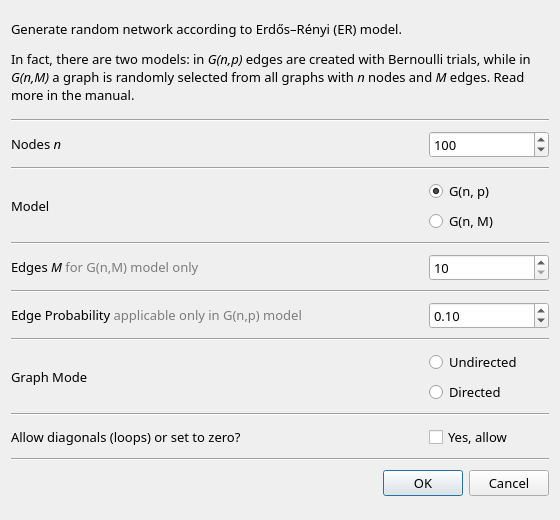
First picture: the form in src/forms/dialogranderdosrenyi.ui, repository socnetv/app, before the edit.
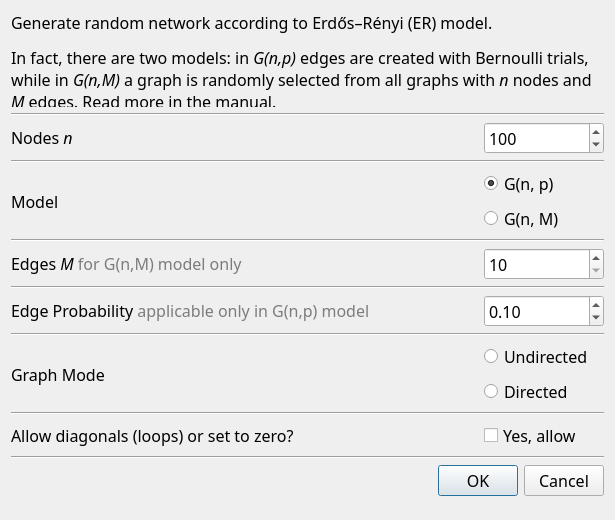
Second picture: the form after the edit.

Commit message: changed all forms geometry and reset font-size to 12pt

```diff
--- a/src/forms/dialogranderdosrenyi.ui
+++ b/src/forms/dialogranderdosrenyi.ui
@@ -6,7 +6,7 @@
    <rect>
     <x>0</x>
     <y>0</y>
-    <width>560</width>
+    <width>615</width>
     <height>520</height>
    </rect>
   </property>
@@ -18,19 +18,19 @@
   </property>
   <property name="minimumSize">
    <size>
-    <width>560</width>
+    <width>615</width>
     <height>520</height>
    </size>
   </property>
   <property name="maximumSize">
    <size>
-    <width>650</width>
-    <height>539</height>
+    <width>800</width>
+    <height>600</height>
    </size>
   </property>
   <property name="font">
    <font>
-    <pointsize>10</pointsize>
+    <pointsize>12</pointsize>
    </font>
   </property>
   <property name="windowTitle">
@@ -60,6 +60,7 @@
      <property name="font">
       <font>
        <family>Sans Serif</family>
+       <pointsize>12</pointsize>
       </font>
      </property>
      <property name="frameShape">
@@ -81,6 +82,11 @@
    </item>
    <item row="1" column="0">
     <widget class="Line" name="line">
+     <property name="font">
+      <font>
+       <pointsize>12</pointsize>
+      </font>
+     </property>
      <property name="orientation">
       <enum>Qt::Horizontal</enum>
      </property>
@@ -105,6 +111,7 @@
        <property name="font">
         <font>
          <family>Sans Serif</family>
+         <pointsize>12</pointsize>
         </font>
        </property>
        <property name="text">
@@ -129,6 +136,7 @@
        <property name="font">
         <font>
          <family>Sans Serif</family>
+         <pointsize>12</pointsize>
         </font>
        </property>
        <property name="minimum">
@@ -146,6 +154,11 @@
    </item>
    <item row="3" column="0">
     <widget class="Line" name="line_2">
+     <property name="font">
+      <font>
+       <pointsize>12</pointsize>
+      </font>
+     </property>
      <property name="orientation">
       <enum>Qt::Horizontal</enum>
      </property>
@@ -170,6 +183,7 @@
        <property name="font">
         <font>
          <family>Sans Serif</family>
+         <pointsize>12</pointsize>
         </font>
        </property>
        <property name="text">
@@ -190,6 +204,7 @@
          <property name="font">
           <font>
            <family>Sans Serif</family>
+           <pointsize>12</pointsize>
           </font>
          </property>
          <property name="toolTip">
@@ -229,6 +244,7 @@
          <property name="font">
           <font>
            <family>Sans Serif</family>
+           <pointsize>12</pointsize>
           </font>
          </property>
          <property name="toolTip">
@@ -251,6 +267,11 @@
    </item>
    <item row="5" column="0">
     <widget class="Line" name="line_3">
+     <property name="font">
+      <font>
+       <pointsize>12</pointsize>
+      </font>
+     </property>
      <property name="orientation">
       <enum>Qt::Horizontal</enum>
      </property>
@@ -278,6 +299,7 @@
        <property name="font">
         <font>
          <family>Sans Serif</family>
+         <pointsize>12</pointsize>
         </font>
        </property>
        <property name="text">
@@ -296,6 +318,7 @@
        <property name="font">
         <font>
          <family>Sans Serif</family>
+         <pointsize>12</pointsize>
         </font>
        </property>
        <property name="minimum">
@@ -310,6 +333,11 @@
    </item>
    <item row="7" column="0">
     <widget class="Line" name="line_4">
+     <property name="font">
+      <font>
+       <pointsize>12</pointsize>
+      </font>
+     </property>
      <property name="orientation">
       <enum>Qt::Horizontal</enum>
      </property>
@@ -334,6 +362,7 @@
        <property name="font">
         <font>
          <family>Sans Serif</family>
+         <pointsize>12</pointsize>
         </font>
        </property>
        <property name="text">
@@ -358,6 +387,7 @@
        <property name="font">
         <font>
          <family>Sans Serif</family>
+         <pointsize>12</pointsize>
         </font>
        </property>
        <property name="minimum">
@@ -378,6 +408,11 @@
    </item>
    <item row="9" column="0">
     <widget class="Line" name="line_5">
+     <property name="font">
+      <font>
+       <pointsize>12</pointsize>
+      </font>
+     </property>
      <property name="orientation">
       <enum>Qt::Horizontal</enum>
      </property>
@@ -402,6 +437,7 @@
        <property name="font">
         <font>
          <family>Sans Serif</family>
+         <pointsize>12</pointsize>
         </font>
        </property>
        <property name="text">
@@ -428,6 +464,7 @@
          <property name="font">
           <font>
            <family>Sans Serif</family>
+           <pointsize>12</pointsize>
           </font>
          </property>
          <property name="text">
@@ -458,6 +495,7 @@
          <property name="font">
           <font>
            <family>Sans Serif</family>
+           <pointsize>12</pointsize>
           </font>
          </property>
          <property name="text">
@@ -477,6 +515,11 @@
    </item>
    <item row="11" column="0">
     <widget class="Line" name="line_6">
+     <property name="font">
+      <font>
+       <pointsize>12</pointsize>
+      </font>
+     </property>
      <property name="orientation">
       <enum>Qt::Horizontal</enum>
      </property>
@@ -501,6 +544,7 @@
        <property name="font">
         <font>
          <family>Sans Serif</family>
+         <pointsize>12</pointsize>
         </font>
        </property>
        <property name="text">
@@ -527,6 +571,7 @@
          <property name="font">
           <font>
            <family>Sans Serif</family>
+           <pointsize>12</pointsize>
           </font>
          </property>
          <property name="text">
@@ -543,6 +588,11 @@
    </item>
    <item row="13" column="0">
     <widget class="Line" name="line_7">
+     <property name="font">
+      <font>
+       <pointsize>12</pointsize>
+      </font>
+     </property>
      <property name="orientation">
       <enum>Qt::Horizontal</enum>
      </property>
@@ -553,7 +603,7 @@
      <property name="font">
       <font>
        <family>Sans Serif</family>
-       <pointsize>10</pointsize>
+       <pointsize>12</pointsize>
        <weight>50</weight>
        <bold>false</bold>
       </font>
```
The commit also changes 17 other files.
